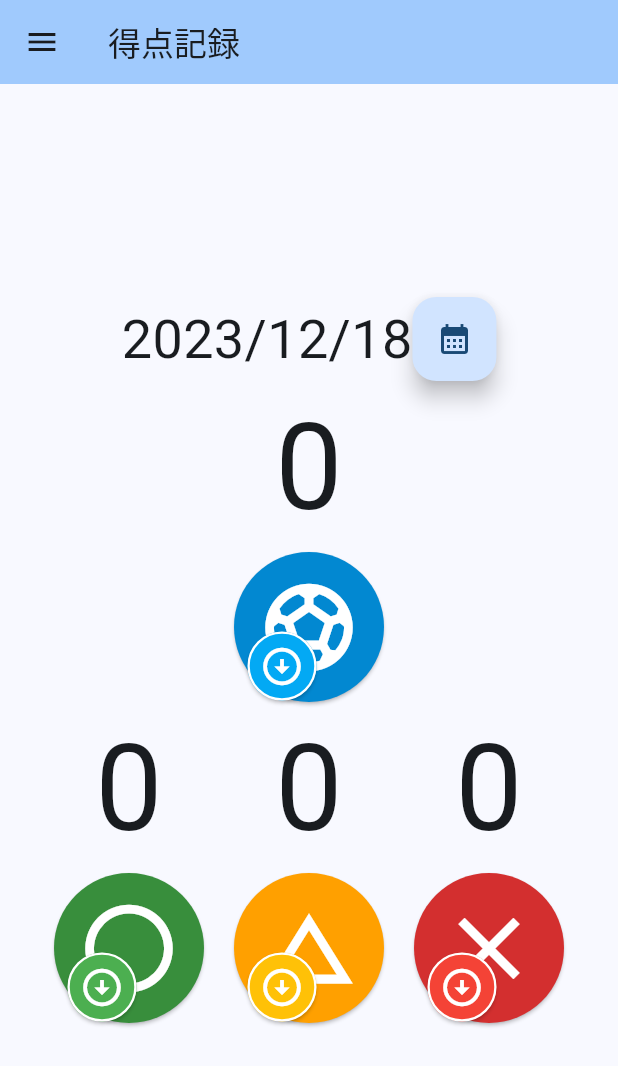
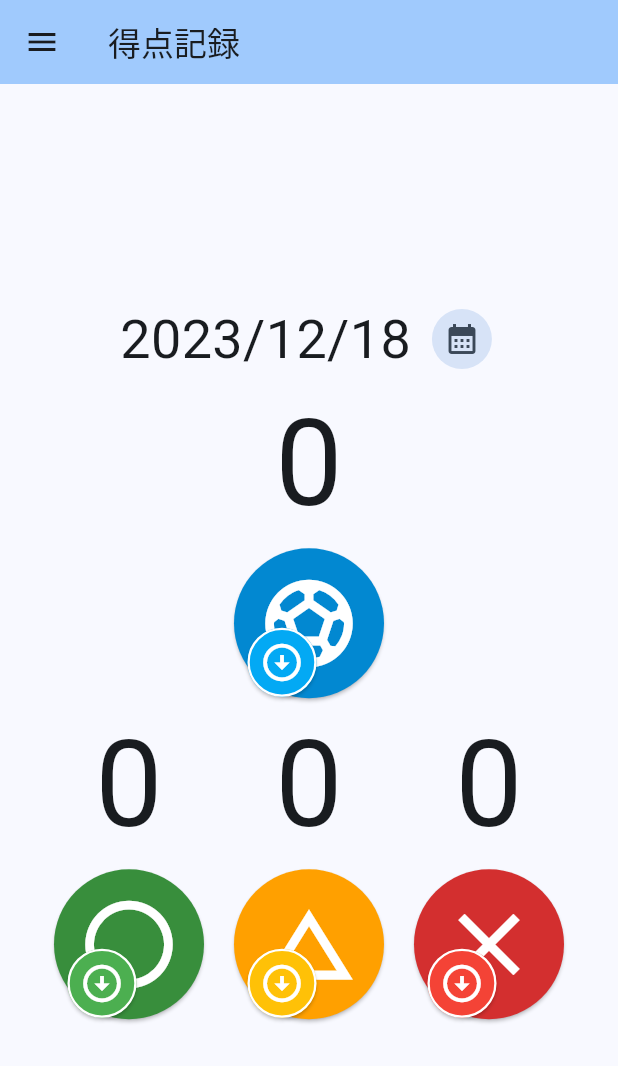
Before and after one commit to ichusrlocalbin/futsal-goals, a Flutter app: the FutsalScorePage screen opened directly, on a phone screen of 412 x 824 dp. Shown: the top 1066 px of the screen. Run offline on Flutter 3.47's test engine with Material 3 defaults, Android fonts, the phone set to English and light mode, and no system bars; our stand-ins replace cloud_firestore, csv, firebase_auth, firebase_core, google_sign_in; missing offline and left inert: dart:html; accounts and stored records are empty; generated files the repository leaves out were written again.

Commit message:
refine calendar icon

```diff
--- a/lib/screens/futsal_score_screen.dart
+++ b/lib/screens/futsal_score_screen.dart
@@ -225,11 +225,13 @@ class _FutsalScorePageState extends State<FutsalScorePage> {
                 Utils.dateFormatString(selectedDateStr),
                 style: const TextStyle(fontSize: 36),
               ),
-              FloatingActionButton(
-                onPressed: () => _selectDate(context),
-                tooltip: 'SelectDate',
-                child: const Icon(Icons.calendar_month),
-              ),
+              Padding(
+                  padding: const EdgeInsets.only(left: 10),
+                  child: IconButton.filledTonal(
+                    onPressed: () => _selectDate(context),
+                    tooltip: 'Select Date',
+                    icon: const Icon(Icons.calendar_month),
+                  )),
             ]),
             Text(
               '$goals',
```
Also changed, not shown: lib/screens/yearly_score_screen.dart (+7 -5 lines).
